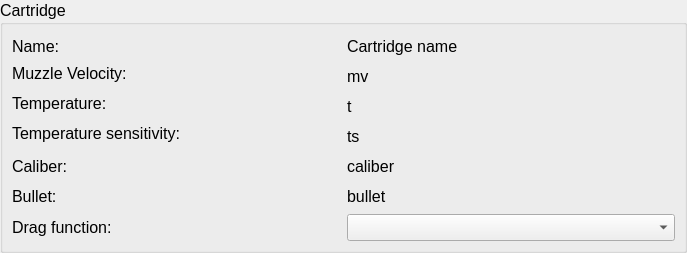
This is ui_templates/catalog_cartridge_info.ui in o-murphy/archer_ballistics_constructor as Qt 5 draws it before an edit. The edited form follows.
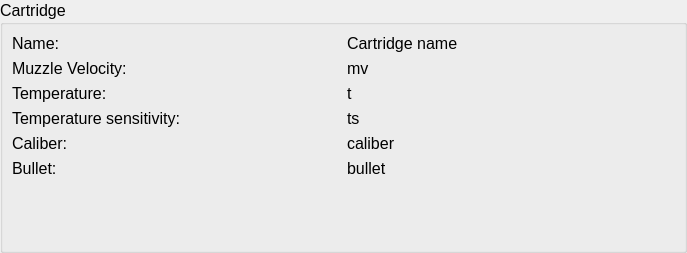
This is the edited form.

Diff of the .ui file:
```diff
--- a/ui_templates/catalog_cartridge_info.ui
+++ b/ui_templates/catalog_cartridge_info.ui
@@ -16,12 +16,6 @@
     <verstretch>0</verstretch>
    </sizepolicy>
   </property>
-  <property name="maximumSize">
-   <size>
-    <width>16777215</width>
-    <height>253</height>
-   </size>
-  </property>
   <property name="windowTitle">
    <string>Form</string>
   </property>
@@ -70,17 +64,11 @@
       <item row="4" column="0">
        <widget class="QLabel" name="label_74">
         <property name="sizePolicy">
-         <sizepolicy hsizetype="Preferred" vsizetype="Expanding">
+         <sizepolicy hsizetype="Preferred" vsizetype="Preferred">
           <horstretch>0</horstretch>
           <verstretch>0</verstretch>
          </sizepolicy>
         </property>
-        <property name="minimumSize">
-         <size>
-          <width>180</width>
-          <height>0</height>
-         </size>
-        </property>
         <property name="font">
          <font>
           <pointsize>12</pointsize>
@@ -94,17 +82,11 @@
       <item row="5" column="0">
        <widget class="QLabel" name="label_73">
         <property name="sizePolicy">
-         <sizepolicy hsizetype="Preferred" vsizetype="Expanding">
+         <sizepolicy hsizetype="Preferred" vsizetype="Preferred">
           <horstretch>0</horstretch>
           <verstretch>0</verstretch>
          </sizepolicy>
         </property>
-        <property name="minimumSize">
-         <size>
-          <width>180</width>
-          <height>0</height>
-         </size>
-        </property>
         <property name="font">
          <font>
           <pointsize>12</pointsize>
@@ -115,47 +97,10 @@
         </property>
        </widget>
       </item>
-      <item row="3" column="0" alignment="Qt::AlignLeft|Qt::AlignTop">
-       <widget class="QLabel" name="label_72">
-        <property name="sizePolicy">
-         <sizepolicy hsizetype="Preferred" vsizetype="Expanding">
-          <horstretch>0</horstretch>
-          <verstretch>0</verstretch>
-         </sizepolicy>
-        </property>
-        <property name="minimumSize">
-         <size>
-          <width>180</width>
-          <height>0</height>
-         </size>
-        </property>
-        <property name="font">
-         <font>
-          <pointsize>12</pointsize>
-         </font>
-        </property>
-        <property name="text">
-         <string>Temperature sensitivity:</string>
-        </property>
-       </widget>
-      </item>
-      <item row="0" column="1" alignment="Qt::AlignLeft">
-       <widget class="QLabel" name="cartridgeName">
-        <property name="sizePolicy">
-         <sizepolicy hsizetype="Preferred" vsizetype="Expanding">
-          <horstretch>0</horstretch>
-          <verstretch>0</verstretch>
-         </sizepolicy>
-        </property>
-        <property name="text">
-         <string>Cartridge name</string>
-        </property>
-       </widget>
-      </item>
       <item row="3" column="1">
        <widget class="QLabel" name="ts">
         <property name="sizePolicy">
-         <sizepolicy hsizetype="Preferred" vsizetype="Expanding">
+         <sizepolicy hsizetype="Preferred" vsizetype="Preferred">
           <horstretch>0</horstretch>
           <verstretch>0</verstretch>
          </sizepolicy>
@@ -165,10 +110,23 @@
         </property>
        </widget>
       </item>
+      <item row="0" column="1" alignment="Qt::AlignLeft">
+       <widget class="QLabel" name="cartridgeName">
+        <property name="sizePolicy">
+         <sizepolicy hsizetype="Preferred" vsizetype="Preferred">
+          <horstretch>0</horstretch>
+          <verstretch>0</verstretch>
+         </sizepolicy>
+        </property>
+        <property name="text">
+         <string>Cartridge name</string>
+        </property>
+       </widget>
+      </item>
       <item row="1" column="1" alignment="Qt::AlignLeft">
        <widget class="QLabel" name="mv">
         <property name="sizePolicy">
-         <sizepolicy hsizetype="Preferred" vsizetype="Expanding">
+         <sizepolicy hsizetype="Preferred" vsizetype="Preferred">
           <horstretch>0</horstretch>
           <verstretch>0</verstretch>
          </sizepolicy>
@@ -181,7 +139,7 @@
       <item row="2" column="1" alignment="Qt::AlignLeft">
        <widget class="QLabel" name="temp">
         <property name="sizePolicy">
-         <sizepolicy hsizetype="Preferred" vsizetype="Expanding">
+         <sizepolicy hsizetype="Preferred" vsizetype="Preferred">
           <horstretch>0</horstretch>
           <verstretch>0</verstretch>
          </sizepolicy>
@@ -191,50 +149,32 @@
         </property>
        </widget>
       </item>
-      <item row="2" column="0" alignment="Qt::AlignLeft|Qt::AlignTop">
-       <widget class="QLabel" name="label_71">
+      <item row="3" column="0" alignment="Qt::AlignLeft|Qt::AlignTop">
+       <widget class="QLabel" name="label_72">
         <property name="sizePolicy">
-         <sizepolicy hsizetype="Preferred" vsizetype="Expanding">
+         <sizepolicy hsizetype="Preferred" vsizetype="Preferred">
           <horstretch>0</horstretch>
           <verstretch>0</verstretch>
          </sizepolicy>
         </property>
-        <property name="minimumSize">
-         <size>
-          <width>180</width>
-          <height>0</height>
-         </size>
-        </property>
-        <property name="maximumSize">
-         <size>
-          <width>16777215</width>
-          <height>16777215</height>
-         </size>
-        </property>
         <property name="font">
          <font>
           <pointsize>12</pointsize>
          </font>
         </property>
         <property name="text">
-         <string>Temperature:</string>
+         <string>Temperature sensitivity:</string>
         </property>
        </widget>
       </item>
       <item row="1" column="0" alignment="Qt::AlignLeft|Qt::AlignTop">
        <widget class="QLabel" name="label_70">
         <property name="sizePolicy">
-         <sizepolicy hsizetype="Preferred" vsizetype="Expanding">
+         <sizepolicy hsizetype="Preferred" vsizetype="Preferred">
           <horstretch>0</horstretch>
           <verstretch>0</verstretch>
          </sizepolicy>
         </property>
-        <property name="minimumSize">
-         <size>
-          <width>180</width>
-          <height>0</height>
-         </size>
-        </property>
         <property name="maximumSize">
          <size>
           <width>16777215</width>
@@ -251,20 +191,38 @@
         </property>
        </widget>
       </item>
+      <item row="2" column="0" alignment="Qt::AlignLeft|Qt::AlignTop">
+       <widget class="QLabel" name="label_71">
+        <property name="sizePolicy">
+         <sizepolicy hsizetype="Preferred" vsizetype="Preferred">
+          <horstretch>0</horstretch>
+          <verstretch>0</verstretch>
+         </sizepolicy>
+        </property>
+        <property name="maximumSize">
+         <size>
+          <width>16777215</width>
+          <height>16777215</height>
+         </size>
+        </property>
+        <property name="font">
+         <font>
+          <pointsize>12</pointsize>
+         </font>
+        </property>
+        <property name="text">
+         <string>Temperature:</string>
+        </property>
+       </widget>
+      </item>
       <item row="5" column="1">
        <widget class="QLabel" name="bullet">
         <property name="sizePolicy">
-         <sizepolicy hsizetype="Preferred" vsizetype="Expanding">
+         <sizepolicy hsizetype="Preferred" vsizetype="Preferred">
           <horstretch>0</horstretch>
           <verstretch>0</verstretch>
          </sizepolicy>
         </property>
-        <property name="minimumSize">
-         <size>
-          <width>180</width>
-          <height>0</height>
-         </size>
-        </property>
         <property name="font">
          <font>
           <pointsize>12</pointsize>
@@ -278,17 +236,11 @@
       <item row="4" column="1">
        <widget class="QLabel" name="caliber">
         <property name="sizePolicy">
-         <sizepolicy hsizetype="Preferred" vsizetype="Expanding">
+         <sizepolicy hsizetype="Preferred" vsizetype="Preferred">
           <horstretch>0</horstretch>
           <verstretch>0</verstretch>
          </sizepolicy>
         </property>
-        <property name="minimumSize">
-         <size>
-          <width>180</width>
-          <height>0</height>
-         </size>
-        </property>
         <property name="font">
          <font>
           <pointsize>12</pointsize>
@@ -302,17 +254,11 @@
       <item row="0" column="0">
        <widget class="QLabel" name="label_75">
         <property name="sizePolicy">
-         <sizepolicy hsizetype="Preferred" vsizetype="Expanding">
+         <sizepolicy hsizetype="Preferred" vsizetype="Preferred">
           <horstretch>0</horstretch>
           <verstretch>0</verstretch>
          </sizepolicy>
         </property>
-        <property name="minimumSize">
-         <size>
-          <width>180</width>
-          <height>0</height>
-         </size>
-        </property>
         <property name="maximumSize">
          <size>
           <width>16777215</width>
@@ -330,31 +276,17 @@
        </widget>
       </item>
       <item row="6" column="0">
-       <widget class="QLabel" name="label_76">
-        <property name="sizePolicy">
-         <sizepolicy hsizetype="Preferred" vsizetype="Expanding">
-          <horstretch>0</horstretch>
-          <verstretch>0</verstretch>
-         </sizepolicy>
+       <spacer name="verticalSpacer">
+        <property name="orientation">
+         <enum>Qt::Vertical</enum>
         </property>
-        <property name="minimumSize">
+        <property name="sizeHint" stdset="0">
          <size>
-          <width>180</width>
-          <height>0</height>
+          <width>20</width>
+          <height>40</height>
          </size>
         </property>
-        <property name="font">
-         <font>
-          <pointsize>12</pointsize>
-         </font>
-        </property>
-        <property name="text">
-         <string>Drag function:</string>
-        </property>
-       </widget>
-      </item>
-      <item row="6" column="1">
-       <widget class="QComboBox" name="drag_func"/>
+       </spacer>
       </item>
      </layout>
     </widget>
```
